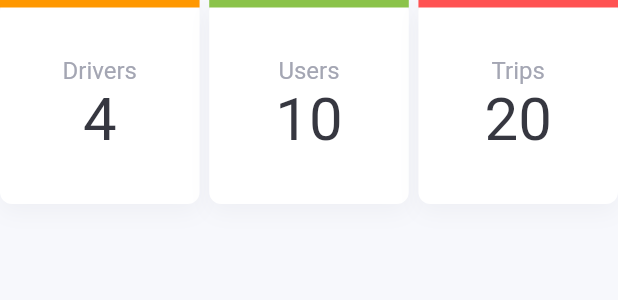
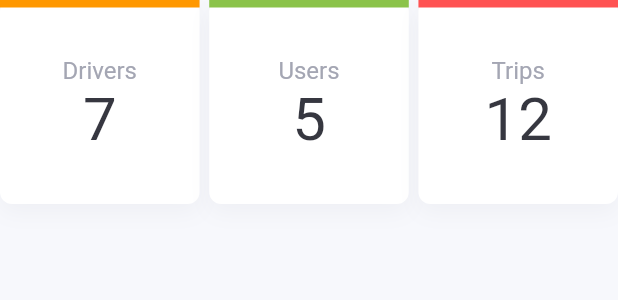
Before and after one commit to ihsahm/car-pool-dashboard, a Flutter app: the HomePageCards widget shown alone on an empty page, opened directly, on a phone screen of 412 x 824 dp. Shown: the top 300 px of the screen. Run offline on Flutter 3.47's test engine with Material 2 defaults, Android fonts, the phone set to English and light mode, and no system bars; our stand-ins replace cached_network_image, firebase_core, firebase_database, fluttertoast, get, google_fonts; accounts and stored records are empty.

Commit message:
Updated version

```diff
--- a/lib/pages/home_page/home_page_cards.dart
+++ b/lib/pages/home_page/home_page_cards.dart
@@ -12,7 +12,7 @@ class HomePageCards extends StatelessWidget {
       children: [
         HomeCards(
           title: "Drivers",
-          value: "4",
+          value: "7",
           onTap: () {},
           topColor: Colors.orange,
         ),
@@ -21,7 +21,7 @@ class HomePageCards extends StatelessWidget {
         ),
         HomeCards(
           title: "Users",
-          value: "10",
+          value: "5",
           onTap: () {},
           topColor: Colors.lightGreen,
         ),
@@ -30,7 +30,7 @@ class HomePageCards extends StatelessWidget {
         ),
         HomeCards(
           title: "Trips",
-          value: "20",
+          value: "12",
           onTap: () {},
           topColor: Colors.redAccent,
         ),
--- a/lib/pages/requests.dart
+++ b/lib/pages/requests.dart
@@ -70,8 +70,10 @@ class _RequestsPageState extends State<RequestsPage> {
                                                       .child(snapshot
                                                           .data![index].id)
                                                       .update({
-                                                    "status": "accepted"
+                                                    "status": "declined"
                                                   });
+
+                                                  Navigator.pop(context);
                                                 },
                                                 child: const Text(
                                                   "Decline",
@@ -89,6 +91,7 @@ class _RequestsPageState extends State<RequestsPage> {
                                                         .update({
                                                       "status": "accepted"
                                                     });
+                                                    Navigator.pop(context);
                                                   } catch (ex) {
                                                     Fluttertoast.showToast(
                                                         msg: ex.toString());
```
